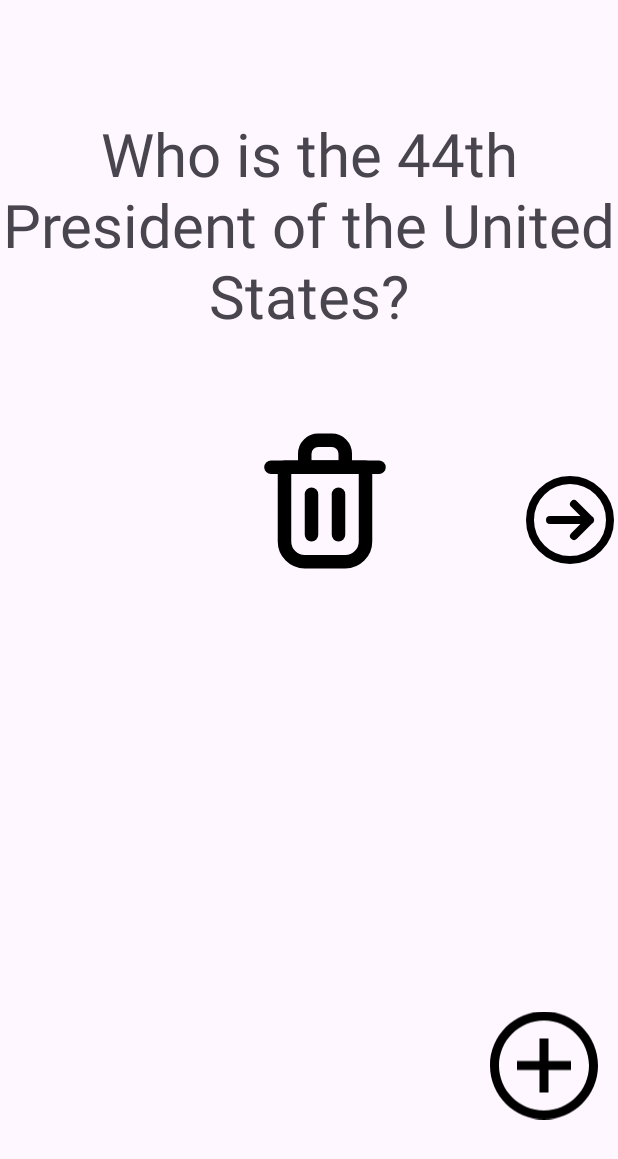
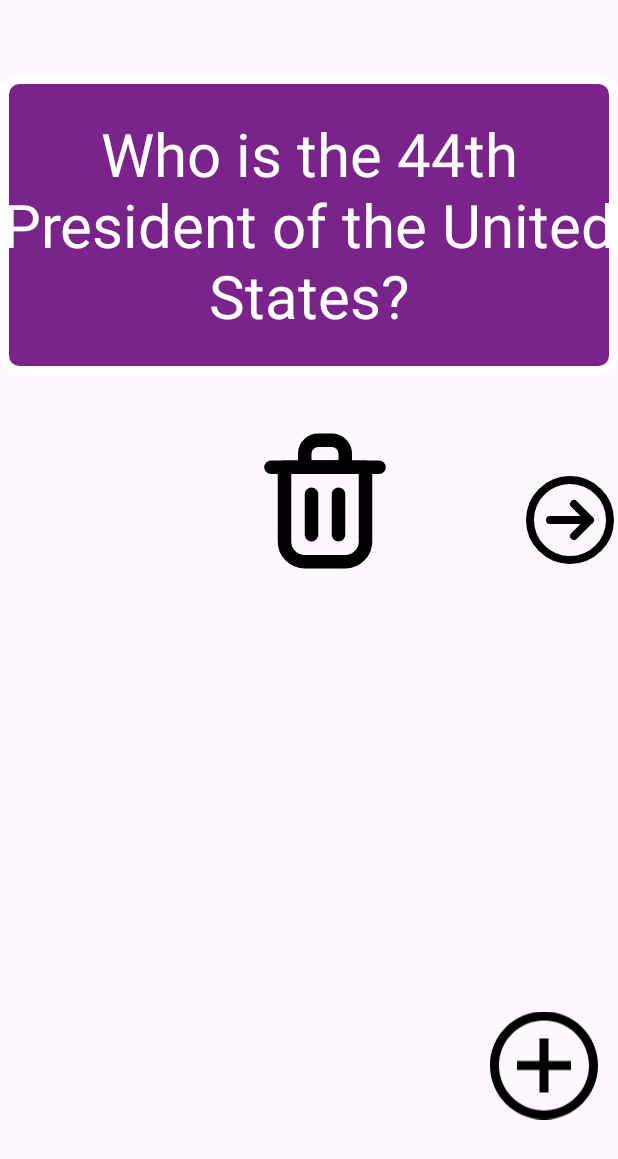
Before and after one commit to Augustinjeanfils/FlashcardApp, an Android app: the screen it shows after launch (MainActivity), on a phone screen of 412 x 824 dp. Shown: the top 1159 px of the screen. Run offline under Robolectric (Android 15) with nearby library versions, the phone set to English and light mode, and no system bars; 3 statements that could not run were skipped.

Commit message:
add a background

```diff
--- /dev/null
+++ b/app/src/main/res/drawable/card_background.xml
@@ -0,0 +1,7 @@
+<?xml version="1.0" encoding="utf-8"?>
+<shape xmlns:android="http://schemas.android.com/apk/res/android"
+    android:shape="rectangle">
+    <corners android:radius="10dp" />
+    <stroke android:color="#fff" android:width="6dp" />
+    <solid android:color="#7a238a" />
+</shape>
--- a/app/src/main/res/layout/activity_main.xml
+++ b/app/src/main/res/layout/activity_main.xml
@@ -14,7 +14,9 @@
         android:layout_height="200dp"
         android:gravity="center"
         android:layout_marginTop="50dp"
+        android:textColor="#fff"
         android:text="Who is the 44th President of the United States?"
+        android:background="@drawable/card_background"
         android:textSize="40sp" />
 
     <TextView
@@ -23,6 +25,8 @@
         android:layout_height="200dp"
         android:gravity="center"
         android:text="Barack Obama"
+        android:textColor="#fff"
+        android:background="@drawable/card_background"
         android:layout_marginTop="50dp"
         android:textSize="40sp" />
 
```
